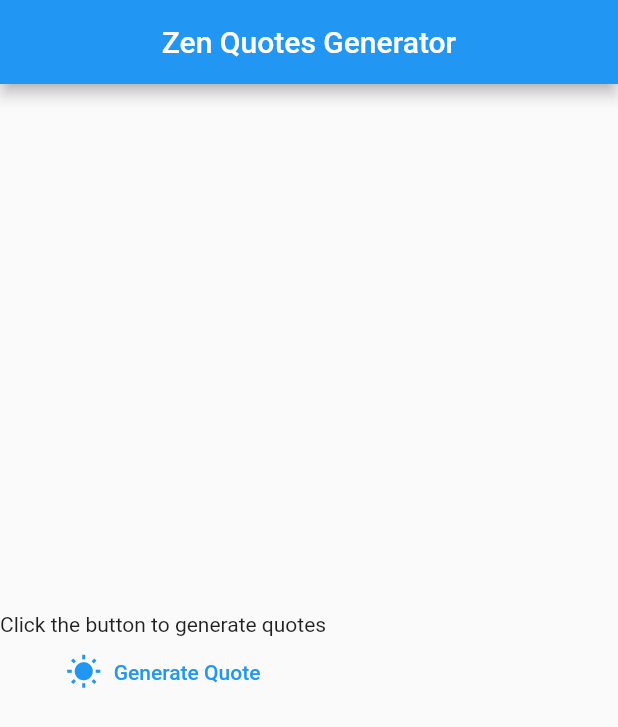
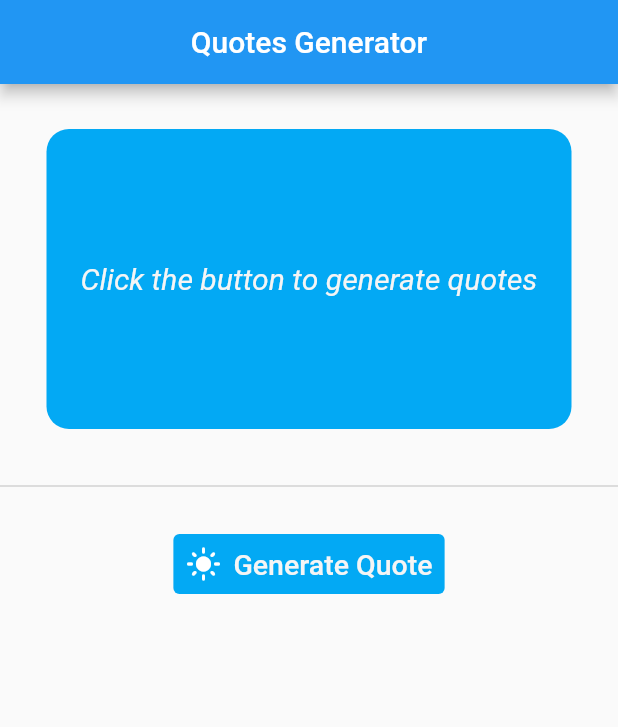
Before and after one commit to aaronpangan/quotes_app, a Flutter app: the screen it shows after launch, on a phone screen of 412 x 824 dp. Shown: the top 727 px of the screen. Run offline on Flutter 3.47's test engine with Material 2 defaults, Android fonts, the phone set to English and light mode, and no system bars; our stand-ins replace dio.

Commit message:
Finalize UI

```diff
--- a/lib/main.dart
+++ b/lib/main.dart
@@ -1,5 +1,4 @@
 import 'package:flutter/material.dart';
-import 'dart:convert';
 import 'package:dio/dio.dart';
 
 void main() {
@@ -18,18 +17,50 @@ class _QuotesState extends State<Quotes> {
   Widget build(BuildContext context) {
     return Scaffold(
       appBar: AppBar(
-        title: Text("Zen Quotes Generator"),
+        title: Text("Quotes Generator"),
         centerTitle: true,
       ),
       body: Container(
         child: Column(
           mainAxisAlignment: MainAxisAlignment.center,
           children: <Widget>[
-            Text(quotes),
-            TextButton.icon(
-                onPressed: _generateQuote,
-                icon: Icon(Icons.wb_sunny),
-                label: Text("Generate Quote"))
+            Center(
+              child: Container(
+                  width: 350,
+                  height: 200,
+                  margin: EdgeInsets.all(30.0),
+                  padding: EdgeInsets.all(8.0),
+                  decoration: BoxDecoration(
+                      color: Colors.lightBlue,
+                      borderRadius: BorderRadius.circular(15)),
+                  child: Center(
+                      child: Text(
+                    quotes,
+                    style: TextStyle(
+                        fontSize: 20,
+                        color: Colors.grey.shade100,
+                        fontStyle: FontStyle.italic),
+                  ))),
+            ),
+            Divider(
+              thickness: 1.3,
+            ),
+            Padding(
+              padding: const EdgeInsets.only(top: 20.0),
+              child: TextButton.icon(
+                  style:
+                      TextButton.styleFrom(backgroundColor: Colors.lightBlue),
+                  onPressed: _generateQuote,
+                  icon: Icon(
+                    Icons.light_mode_rounded,
+                    color: Colors.white,
+                  ),
+                  label: Text(
+                    "Generate Quote",
+                    style: TextStyle(color: Colors.grey.shade100, fontSize: 19),
+                  )),
+            ),
+            Spacer()
           ],
         ),
       ),
@@ -41,9 +72,9 @@ class _QuotesState extends State<Quotes> {
     String quote = response.data.toString().split('"')[3];
     String author = response.data.toString().split('"')[7];
     setState(() {
-      quotes = "${quote}\n-${author}";
+      quotes = '''${quote}
+
+                     -${author}''';
     });
-
-    print(author);
   }
 }
```
